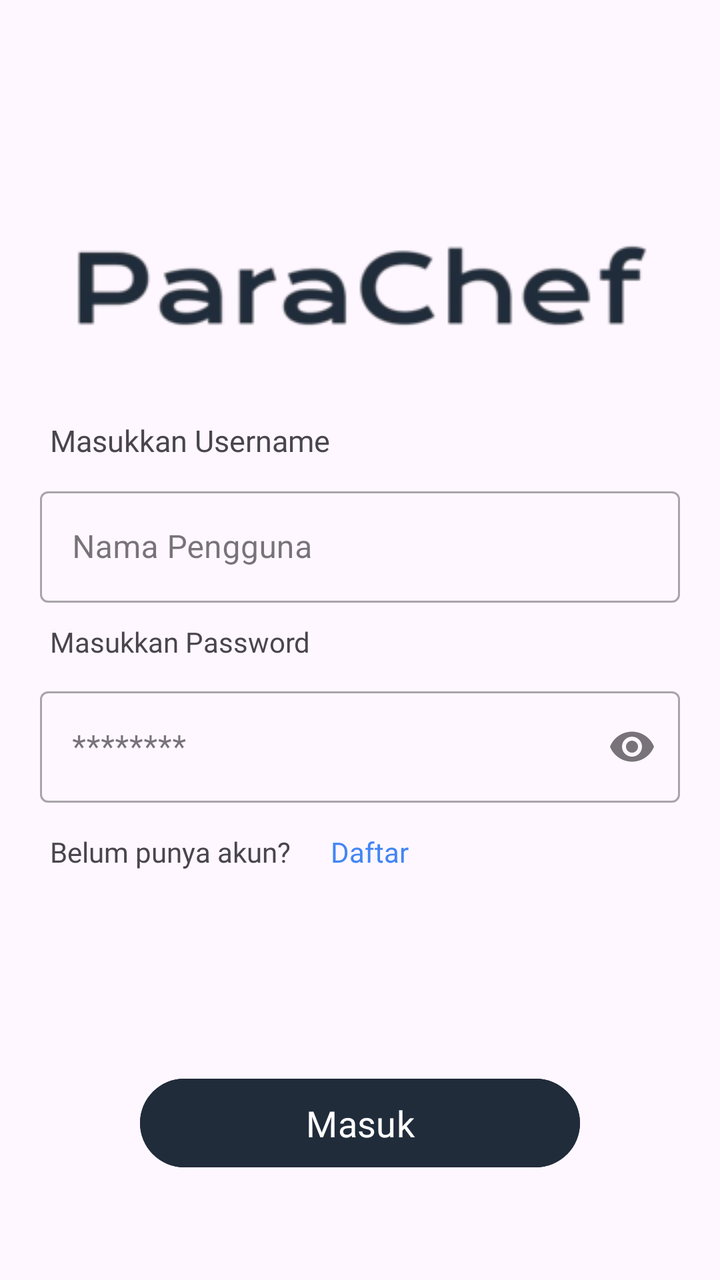
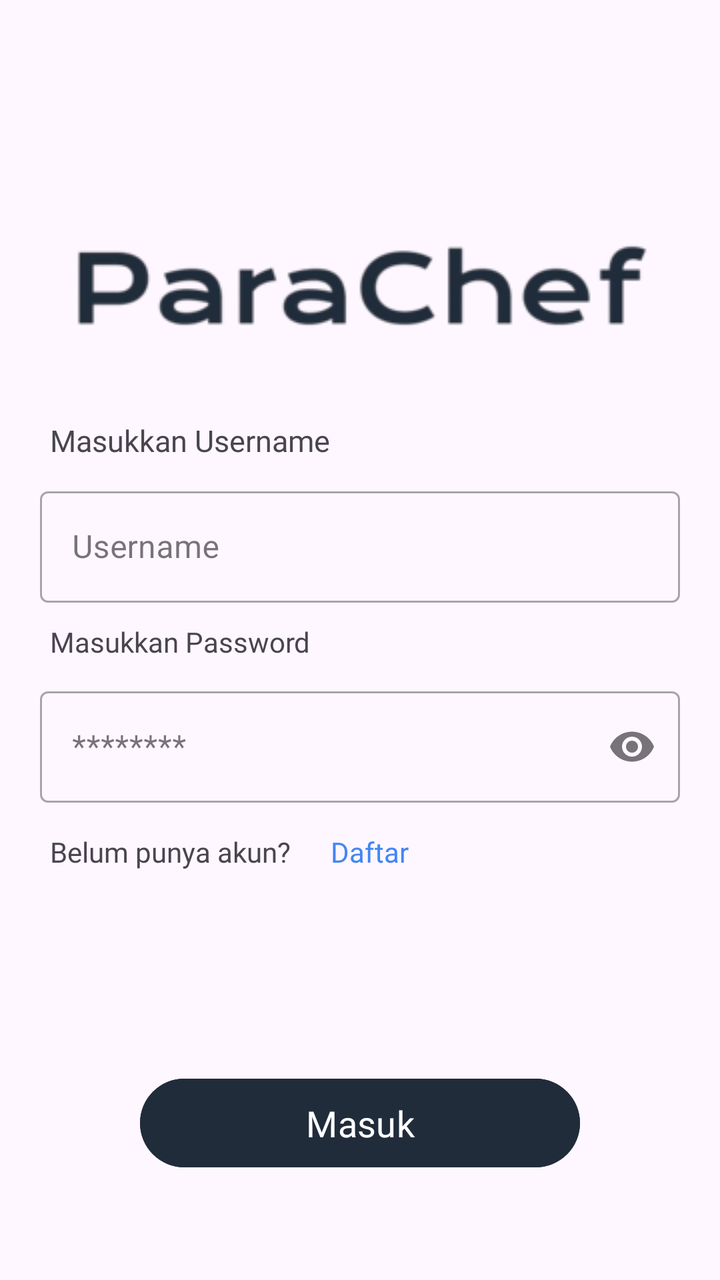

Two renders of the same Android screen: before a commit and after it. Below are the layout's source before the change and the commit's diff.
<!-- AndroidManifest.xml: application theme Theme.Parachef -->
<!-- res/layout/login.xml -->
<?xml version="1.0" encoding="utf-8"?>
<RelativeLayout
    xmlns:android="http://schemas.android.com/apk/res/android"
    xmlns:app="http://schemas.android.com/apk/res-auto"
    xmlns:tools="http://schemas.android.com/tools"
    android:id="@+id/main"
    android:layout_width="match_parent"
    android:layout_height="match_parent"
    tools:context=".Login">

    <FrameLayout
        android:id="@+id/frameLayout"
        android:layout_width="match_parent"
        android:layout_height="200dp">

        <ImageView
            android:layout_width="wrap_content"
            android:layout_height="wrap_content"
            android:layout_marginTop="45dp"
            android:src="@drawable/ic_logo"
            android:layout_gravity="center"/>
    </FrameLayout>

    <LinearLayout
        android:layout_width="match_parent"
        android:layout_height="wrap_content"
        android:orientation="vertical"
        android:layout_marginTop="200dp">

        <LinearLayout
            android:layout_width="match_parent"
            android:layout_height="wrap_content"
            android:orientation="vertical">

            <TextView
                android:layout_width="match_parent"
                android:layout_height="wrap_content"
                android:text="Masukkan Username"
                android:textSize="15sp"
                android:layout_marginStart="15dp"
                android:padding="10dp"
                android:fontFamily="@font/poppins_medium"/>

            
            <com.google.android.material.textfield.TextInputLayout
                style="@style/Widget.MaterialComponents.TextInputLayout.OutlinedBox"
                android:layout_width="match_parent"
                android:layout_height="wrap_content"
                android:hint="Nama Pengguna"
                app:endIconMode="clear_text"
                android:layout_marginEnd="20dp"
                android:layout_marginStart="20dp"
                android:fontFamily="@font/poppins"
                app:hintTextColor="@color/hint">

                <com.google.android.material.textfield.TextInputEditText
                    android:id="@+id/username"
                    android:layout_width="match_parent"
                    android:layout_height="wrap_content"
                    android:inputType="text"
                    android:textColor="@color/primary" />
            </com.google.android.material.textfield.TextInputLayout>
        </LinearLayout>

        <LinearLayout
            android:layout_width="match_parent"
            android:layout_height="match_parent"
            android:orientation="vertical">

            <TextView
                android:layout_width="match_parent"
                android:layout_height="wrap_content"
                android:text="Masukkan Password"
                android:layout_marginStart="15dp"
                android:padding="10dp"
                android:fontFamily="@font/poppins_medium"/>

            
            <com.google.android.material.textfield.TextInputLayout
                style="@style/Widget.MaterialComponents.TextInputLayout.OutlinedBox"
                android:layout_width="match_parent"
                android:layout_height="wrap_content"
                android:hint="********"
                android:layout_marginEnd="20dp"
                android:layout_marginStart="20dp"
                app:endIconMode="password_toggle"
                android:fontFamily="@font/poppins"
                app:hintTextColor="@color/hint">
                <com.google.android.material.textfield.TextInputEditText
                    android:id="@+id/password"
                    android:inputType="textPassword"
                    android:textColor="@color/primary"
                    android:layout_width="match_parent"
                    android:layout_height="wrap_content" />
            </com.google.android.material.textfield.TextInputLayout>
        </LinearLayout>

        <LinearLayout
            android:layout_width="match_parent"
            android:layout_height="wrap_content"
            android:layout_marginTop="15dp"
            android:orientation="horizontal">

            <TextView
                android:layout_width="wrap_content"
                android:layout_height="wrap_content"
                android:text="Belum punya akun?"
                android:layout_marginStart="25dp"
                android:fontFamily="@font/poppins"/>
            <TextView
                android:id="@+id/regist_id"
                android:layout_width="wrap_content"
                android:layout_height="wrap_content"
                android:layout_marginStart="20dp"
                android:text="Daftar"
                android:textColor="@color/link"
                android:fontFamily="@font/poppins"/>
        </LinearLayout>
        <Button
            android:id="@+id/btnLogin"
            android:layout_width="match_parent"
            android:layout_height="wrap_content"
            android:text="Masuk"
            android:backgroundTint="@color/primary"
            android:fontFamily="@font/poppins_bold"
            android:textColor="#FFFFFF"
            android:textSize="18sp"
            android:layout_marginEnd="70dp"
            android:layout_marginStart="70dp"
            android:padding="10dp"
            android:layout_marginTop="100dp"/>
    </LinearLayout>

</RelativeLayout>
<!-- resources referenced by this layout -->
<resources>
  <color name="hint">#736A6A</color>
  <color name="link">#4285F4</color>
  <color name="primary">#212C3B</color>
  <!-- drawable ic_logo: png bitmap (drawable, 15437 bytes) -->
  <style name="Theme.Parachef" parent="Base.Theme.Parachef" />
  <style name="Base.Theme.Parachef" parent="Theme.Material3.DayNight.NoActionBar">
          
          
      </style>
</resources>

<!-- the commit's change to res/layout/login.xml (unified diff, before → after) -->
@@ -46,7 +46,7 @@
                 style="@style/Widget.MaterialComponents.TextInputLayout.OutlinedBox"
                 android:layout_width="match_parent"
                 android:layout_height="wrap_content"
-                android:hint="Nama Pengguna"
+                android:hint="Username"
                 app:endIconMode="clear_text"
                 android:layout_marginEnd="20dp"
                 android:layout_marginStart="20dp"
